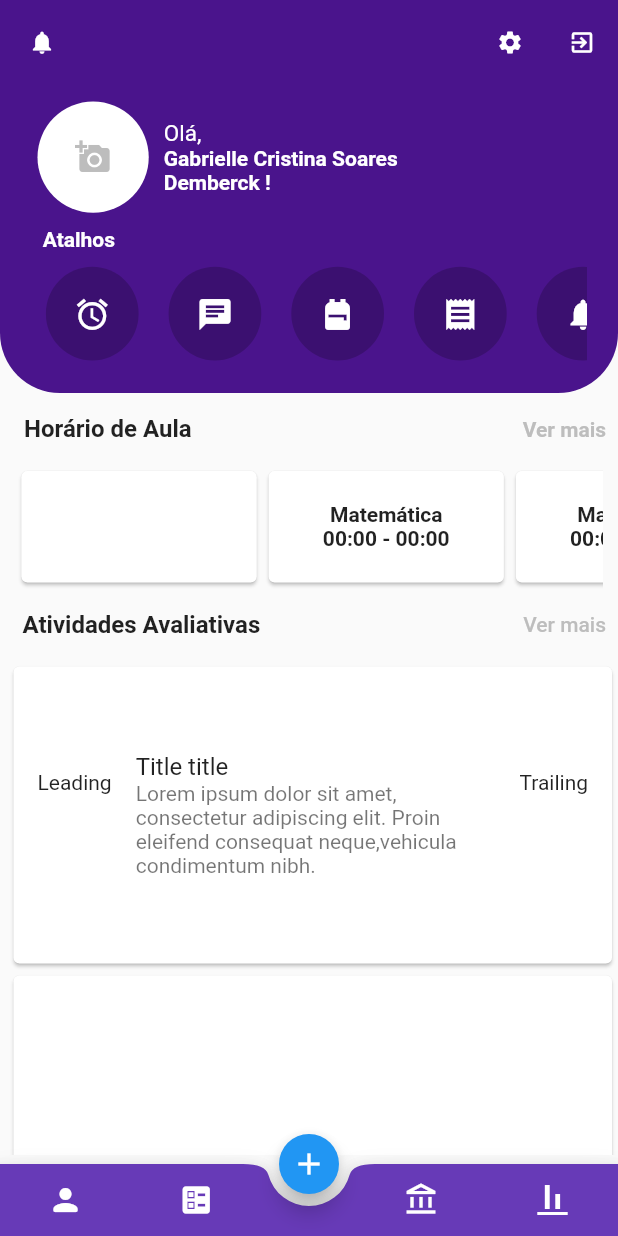
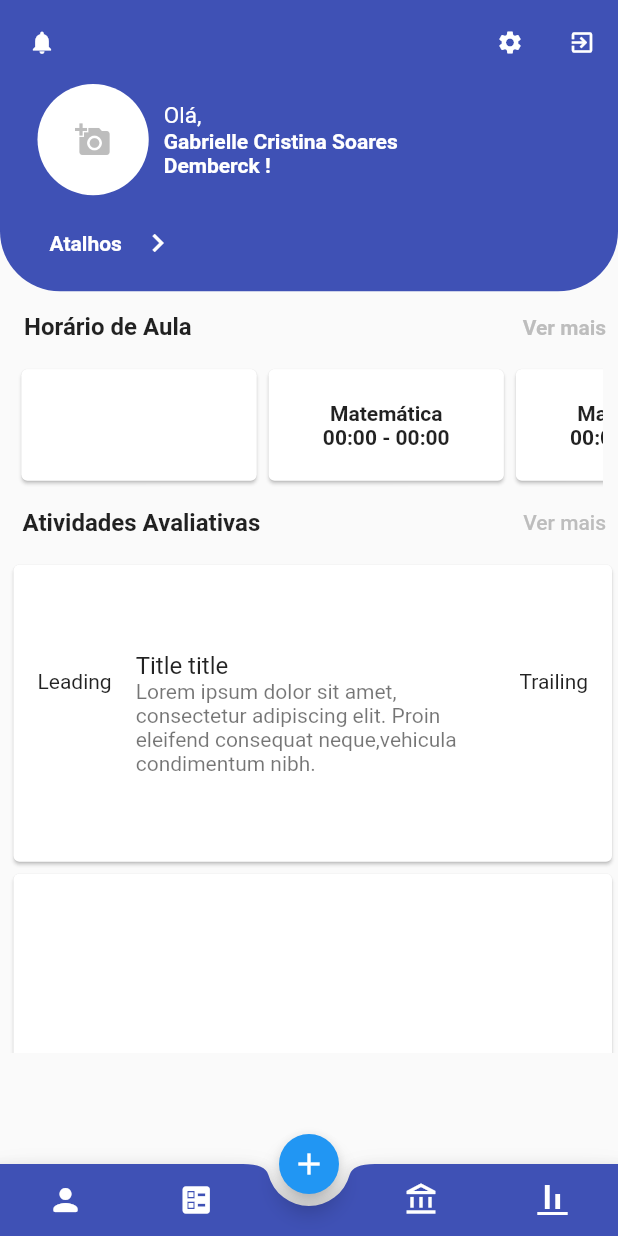
Before and after one commit to GabbieDemberck/PortalEducacao, a Flutter app: the HomePage screen opened directly, on a phone screen of 412 x 824 dp. Run offline on Flutter 3.47's test engine with Material 2 defaults, Android fonts, the phone set to English and light mode, and no system bars; missing offline and left inert: time_planner.

Commit message:
Ajuste nos atalhos do cabecalho.

```diff
--- a/lib/screen/home/home_page.dart
+++ b/lib/screen/home/home_page.dart
@@ -1,10 +1,7 @@
 import 'package:educacao_portal/screen/home/widgets/bottom_navigation.dart';
+import 'package:educacao_portal/screen/home/widgets/cabecalho_aluno.dart';
 import 'package:educacao_portal/screen/home/widgets/horario_aula.dart';
-import 'package:flutter/cupertino.dart';
 import 'package:flutter/material.dart';
-import 'package:flutter/rendering.dart';
-
-import 'widgets/cabecalho_aluno.dart';
 import 'widgets/menu_atividades.dart';
 
 // ignore: must_be_immutable, camel_case_types
@@ -15,7 +12,7 @@ class HomePage extends StatelessWidget {
   Widget build(BuildContext context) {
     return Scaffold(
       appBar: AppBar(
-        backgroundColor: Colors.purple.shade900,
+        backgroundColor: Colors.indigo,
         leading: Builder(
           builder: (BuildContext context) {
             return IconButton(
@@ -53,15 +50,15 @@ class HomePage extends StatelessWidget {
           crossAxisAlignment: CrossAxisAlignment.center,
           children: [
             Container(
-                alignment: Alignment.center,
-                decoration: BoxDecoration(
-                    color: Colors.purple.shade900,
-                    borderRadius: const BorderRadius.only(
-                      bottomLeft: Radius.circular(40),
-                      bottomRight: Radius.circular(40),
-                    )),
-                height: MediaQuery.of(context).size.height * 25 / 100,
-                child: const CabecalhoAluno()),
+              alignment: Alignment.topCenter,
+              decoration: const BoxDecoration(
+                  color: Colors.indigo,
+                  borderRadius: BorderRadius.only(
+                    bottomLeft: Radius.circular(40),
+                    bottomRight: Radius.circular(40),
+                  )),
+              child: const Expanded(child: CabecalhoAluno()),
+            ),
             const HorarioAula(),
             const MenuAtividades(),
           ],
--- a/lib/screen/home/widgets/atalhos_aluno.dart
+++ b/lib/screen/home/widgets/atalhos_aluno.dart
@@ -1,6 +1,4 @@
-import 'package:flutter/cupertino.dart';
 import 'package:flutter/material.dart';
-import 'package:flutter/rendering.dart';
 
 import 'atalho.dart';
 
@@ -10,10 +8,10 @@ class AtalhosAluno extends StatelessWidget {
   @override
   Widget build(BuildContext context) {
     double? sizeWidth = MediaQuery.of(context).size.width * 90 / 100;
-    double? sizeHeight = MediaQuery.of(context).size.height * 10 / 100;
+    double? sizeHeight = MediaQuery.of(context).size.height * 8 / 100;
     return Column(
       crossAxisAlignment: CrossAxisAlignment.center,
-      mainAxisAlignment: MainAxisAlignment.center,
+      mainAxisAlignment: MainAxisAlignment.start,
       children: [
         SizedBox(
           height: sizeHeight,
@@ -22,19 +20,19 @@ class AtalhosAluno extends StatelessWidget {
             scrollDirection: Axis.horizontal,
             children: const [
               Padding(
-                  padding: EdgeInsets.all(10.0),
+                  padding: EdgeInsets.all(5.0),
                   child: Atalho(icon: Icons.access_alarm_sharp)),
               Padding(
-                  padding: EdgeInsets.all(10.0),
+                  padding: EdgeInsets.all(5.0),
                   child: Atalho(icon: Icons.chat)),
               Padding(
-                  padding: EdgeInsets.all(10.0),
+                  padding: EdgeInsets.all(5.0),
                   child: Atalho(icon: Icons.backpack)),
               Padding(
-                  padding: EdgeInsets.all(10.0),
+                  padding: EdgeInsets.all(5.0),
                   child: Atalho(icon: Icons.receipt)),
               Padding(
-                  padding: EdgeInsets.all(10.0),
+                  padding: EdgeInsets.all(5.0),
                   child: Atalho(icon: Icons.notifications)),
             ],
           ),
--- a/lib/screen/home/widgets/bottom_navigation.dart
+++ b/lib/screen/home/widgets/bottom_navigation.dart
@@ -1,5 +1,4 @@
 import 'package:educacao_portal/screen/disciplinas/disciplinas_lista.dart';
-import 'package:flutter/cupertino.dart';
 import 'package:flutter/material.dart';
 
 import '../../widgets/unidade_lista.dart';
@@ -18,7 +17,7 @@ class _BottomNavigationState extends State<BottomNavigation> {
   @override
   Widget build(BuildContext context) {
     return BottomAppBar(
-        color: Colors.deepPurple,
+        color: Colors.indigo,
         shape: const CircularNotchedRectangle(),
         // ignore: prefer_const_literals_to_create_immutables
         child: Row(mainAxisAlignment: MainAxisAlignment.spaceAround, children: [
--- a/lib/screen/home/widgets/cabecalho_aluno.dart
+++ b/lib/screen/home/widgets/cabecalho_aluno.dart
@@ -1,8 +1,7 @@
-import 'package:flutter/cupertino.dart';
+import 'package:educacao_portal/screen/home/widgets/atalhos_aluno.dart';
 import 'package:flutter/material.dart';
-
-import 'atalhos_aluno.dart';
 import 'foto_usuario.dart';
+import 'dart:math' as math;
 
 class CabecalhoAluno extends StatelessWidget {
   final String aluno = 'Gabrielle Cristina Soares Demberck';
@@ -45,22 +44,65 @@ class CabecalhoAluno extends StatelessWidget {
               ),
             ],
           ),
-          if (sizeWidth > 380)
-            Container(
-              padding: const EdgeInsets.only(left: 25, top: 10),
-              alignment: Alignment.centerLeft,
-              child: const Text(
-                ' Atalhos',
-                style: TextStyle(
-                  color: Colors.white,
-                  fontWeight: FontWeight.bold,
-                ),
-                textAlign: TextAlign.left,
-              ),
-            ),
-          const AtalhosAluno()
+          Atalhos(),
         ],
       ),
     );
   }
 }
+
+class Atalhos extends StatefulWidget {
+  const Atalhos({Key? key}) : super(key: key);
+
+  @override
+  _AtalhosState createState() => _AtalhosState();
+}
+
+class _AtalhosState extends State<Atalhos> {
+  var isVisible = false;
+  double rotation = 0;
+  @override
+  Widget build(BuildContext context) {
+    return Center(
+        child: Column(
+      children: [
+        TextButton(
+            onPressed: () {
+              setState(() {
+                isVisible = !isVisible;
+                if (isVisible) {
+                  rotation = 90 * math.pi / 180;
+                } else {
+                  rotation = 0;
+                }
+              });
+            },
+            child: Row(
+              children: [
+                const Padding(
+                  padding: EdgeInsets.only(left: 25.0),
+                  child: Text(
+                    'Atalhos',
+                    style: TextStyle(
+                      color: Colors.white,
+                      fontWeight: FontWeight.bold,
+                    ),
+                  ),
+                ),
+                Transform.rotate(
+                  angle: rotation,
+                  child: const IconButton(
+                    icon: Icon(
+                      Icons.chevron_right_sharp,
+                      color: Colors.white,
+                    ),
+                    onPressed: null,
+                  ),
+                ),
+              ],
+            )),
+        Visibility(visible: isVisible, child: AtalhosAluno()),
+      ],
+    ));
+  }
+}
```
